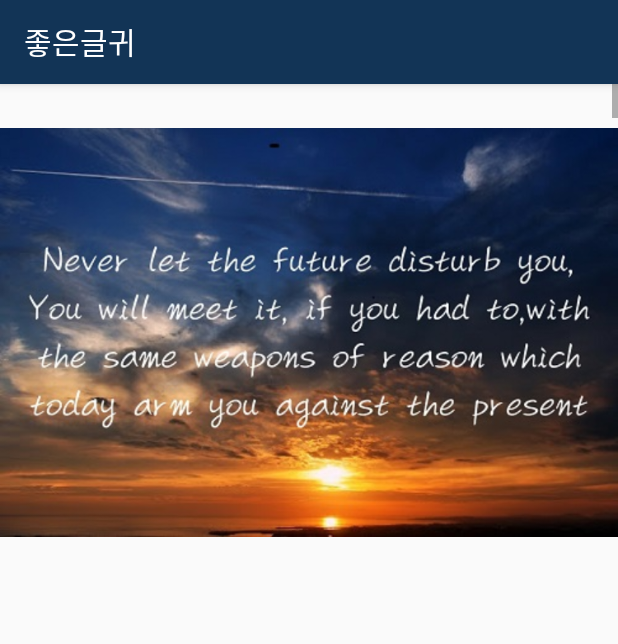
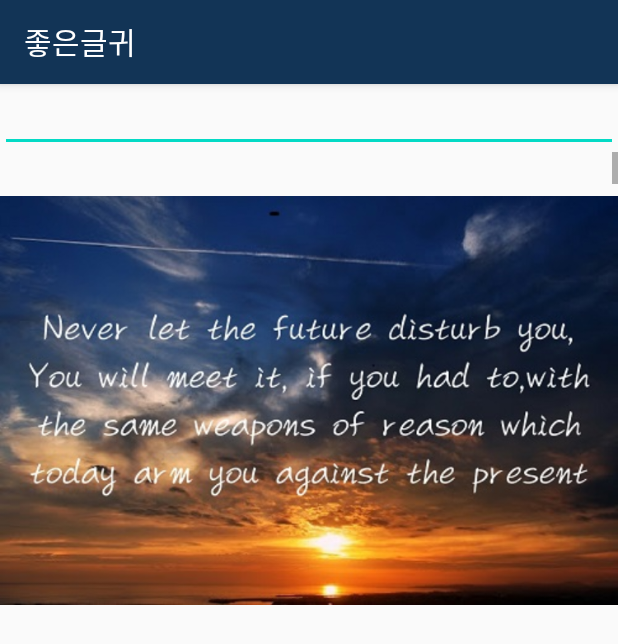
Before and after one commit to dudwns0911/GoodWords, an Android app: the fragment SlideshowFragment shown on its own in the app's theme, on a phone screen of 412 x 824 dp. Shown: the top 644 px of the screen. Run offline under Robolectric (Android 15) with nearby library versions, the phone set to English and light mode, and no system bars.

Commit message:
add english serch filter

```diff
--- a/app/src/main/java/com/example/goodwords/ui/gallery/MyAdapter.java
+++ b/app/src/main/java/com/example/goodwords/ui/gallery/MyAdapter.java
@@ -1,37 +1,58 @@
 package com.example.goodwords.ui.gallery;
-
 import android.content.Context;
 import android.view.LayoutInflater;
 import android.view.View;
 import android.view.ViewGroup;
+import android.widget.Filter;
+import android.widget.Filterable;
 import android.widget.ImageView;
 import android.widget.TextView;
-
 import androidx.annotation.NonNull;
 import androidx.recyclerview.widget.RecyclerView;
-
 import com.example.goodwords.R;
-
 import java.util.ArrayList;
-
-public class MyAdapter extends RecyclerView.Adapter<MyAdapter.ViewHolder> {
+import javax.microedition.khronos.opengles.GL;
+public class MyAdapter extends RecyclerView.Adapter<MyAdapter.ViewHolder> implements Filterable {
     private ArrayList<Gallery> mGalleryData = null;
-
+    private ArrayList<Gallery> mFilteredList;
+    @Override
+    public Filter getFilter() {
+        return new Filter() {
+            @Override
+            protected FilterResults performFiltering(CharSequence constraint) {
+                String charString = constraint.toString();
+                if (charString.isEmpty()){
+                    mFilteredList = mGalleryData;
+                }else {
+                    ArrayList<Gallery> filteringList = new ArrayList<>();
+                    for(Gallery gallery : mGalleryData){
+                        if(gallery.getInformation().toLowerCase().contains(charString.toLowerCase())){
+                            filteringList.add(gallery);
+                        }
+                    }
+                    mFilteredList = filteringList;
+                }
+                FilterResults filterResults = new FilterResults();
+                filterResults.values = mFilteredList;
+                return filterResults;
+            }
+            @Override
+            protected void publishResults(CharSequence constraint, FilterResults results) {
+                mFilteredList = (ArrayList<Gallery>)results.values;
+                notifyDataSetChanged();
+            }
+        };
+    }
     public interface OnItemClickListener {
         void onItemClick(View v, int position);
     }
-
     private OnItemClickListener mListener = null;
-
     public void setOnItemClickListener(OnItemClickListener listener) {
         this.mListener = listener;
-
     }
-
     public class ViewHolder extends RecyclerView.ViewHolder {
         ImageView imageView;
         TextView textView;
-
         public ViewHolder(@NonNull View itemView) {
             super(itemView);
             itemView.setOnClickListener(new View.OnClickListener() {
@@ -49,32 +70,25 @@ public class MyAdapter extends RecyclerView.Adapter<MyAdapter.ViewHolder> {
             textView = itemView.findViewById(R.id.tv_item);
         }
     }
-
     public MyAdapter(ArrayList<Gallery> movieList) {
         mGalleryData = movieList;
+        mFilteredList = movieList;
     }
-
-
     @NonNull
     @Override
     public MyAdapter.ViewHolder onCreateViewHolder(@NonNull ViewGroup parent, int viewType) {
         Context context = parent.getContext();
         LayoutInflater inflater = (LayoutInflater) context.getSystemService(Context.LAYOUT_INFLATER_SERVICE);
-
         View view = inflater.inflate(R.layout.recyclerview_item, parent, false);
         MyAdapter.ViewHolder vh = new MyAdapter.ViewHolder(view);
-
         return vh;
     }
-
     @Override
     public void onBindViewHolder(@NonNull MyAdapter.ViewHolder holder, int position) {
-        holder.imageView.setImageDrawable(mGalleryData.get(position).getDrawable());
-
+        holder.imageView.setImageDrawable(mFilteredList.get(position).getDrawable());
     }
-
     @Override
     public int getItemCount() {
-        return mGalleryData.size();
+        return mFilteredList.size();
     }
 }
--- a/app/src/main/java/com/example/goodwords/ui/slideshow/SlideshowFragment.java
+++ b/app/src/main/java/com/example/goodwords/ui/slideshow/SlideshowFragment.java
@@ -2,9 +2,12 @@ package com.example.goodwords.ui.slideshow;
 
 import android.content.Intent;
 import android.os.Bundle;
+import android.text.Editable;
+import android.text.TextWatcher;
 import android.view.LayoutInflater;
 import android.view.View;
 import android.view.ViewGroup;
+import android.widget.EditText;
 import android.widget.TextView;
 
 import androidx.annotation.NonNull;
@@ -23,9 +26,11 @@ import com.example.goodwords.ui.gallery.MyAdapter;
 
 import java.util.ArrayList;
 
-public class SlideshowFragment extends Fragment {
+public class SlideshowFragment extends Fragment implements TextWatcher {
     public static ArrayList<Gallery> sEGoodwords = new ArrayList<>();
     private SlideshowViewModel slideshowViewModel;
+    private MyAdapter adapter;
+    private EditText editText;
 
     public View onCreateView(@NonNull LayoutInflater inflater,
                              ViewGroup container, Bundle savedInstanceState) {
@@ -77,8 +82,9 @@ public class SlideshowFragment extends Fragment {
 
         RecyclerView recyclerView = view.findViewById(R.id.recycler2);
         recyclerView.setLayoutManager(new LinearLayoutManager(getContext()));
-
-        MyAdapter adapter = new MyAdapter(sEGoodwords);
+        editText = view.findViewById(R.id.et_english);
+        editText.addTextChangedListener(this);
+        adapter = new MyAdapter(sEGoodwords);
         adapter.setOnItemClickListener(new MyAdapter.OnItemClickListener() {
             @Override
             public void onItemClick(View v, int position) {
@@ -93,4 +99,17 @@ public class SlideshowFragment extends Fragment {
 
 
     }
+    @Override
+    public void beforeTextChanged(CharSequence s, int start, int count, int after) {
+    }
+
+    @Override
+    public void onTextChanged(CharSequence s, int start, int before, int count) {
+        adapter.getFilter().filter(s);
+    }
+
+    @Override
+    public void afterTextChanged(Editable s) {
+    }
+
 }
--- a/app/src/main/res/layout/fragment_home.xml
+++ b/app/src/main/res/layout/fragment_home.xml
@@ -7,9 +7,9 @@
     tools:context=".ui.home.HomeFragment">
 
     <androidx.recyclerview.widget.RecyclerView
+        android:id="@+id/recycler1"
         android:layout_width="match_parent"
         android:layout_height="match_parent"
-        android:id="@+id/recycler1"
         android:scrollbars="vertical" />
 
 
--- a/app/src/main/res/layout/fragment_slideshow.xml
+++ b/app/src/main/res/layout/fragment_slideshow.xml
@@ -6,9 +6,18 @@
     android:layout_height="match_parent"
     tools:context=".ui.slideshow.SlideshowFragment">
 
+    <EditText
+        android:id="@+id/et_english"
+        android:layout_width="match_parent"
+        android:layout_height="wrap_content"
+        app:layout_constraintEnd_toStartOf="parent"
+        app:layout_constraintTop_toTopOf="parent" />
+
     <androidx.recyclerview.widget.RecyclerView
+        android:id="@+id/recycler2"
         android:layout_width="match_parent"
-        android:layout_height="match_parent"
-        android:id="@+id/recycler2"
-        android:scrollbars="vertical" />
+        android:layout_height="0dp"
+        android:scrollbars="vertical"
+        app:layout_constraintBottom_toBottomOf="parent"
+        app:layout_constraintTop_toBottomOf="@+id/et_english" />
 </androidx.constraintlayout.widget.ConstraintLayout>
```
Also changed, not shown: app/src/main/java/com/example/goodwords/ui/gallery/GalleryFragment.java (+33 -31 lines), app/src/main/res/layout/fragment_gallery.xml (+14 -12 lines).
